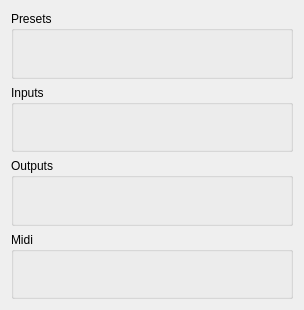
chuckfairy/liborza-qt, file src/LV2/PluginArea.ui: the form before one commit.
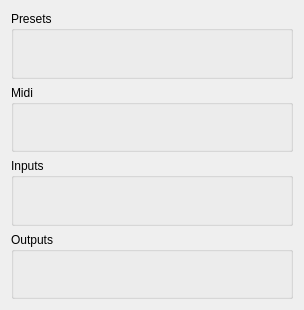
The form after the commit.

Diff of the .ui file:
```diff
--- a/src/LV2/PluginArea.ui
+++ b/src/LV2/PluginArea.ui
@@ -38,6 +38,24 @@
      </layout>
     </widget>
    </item>
+   <item>
+    <widget class="QGroupBox" name="midi_groupbox">
+     <property name="sizePolicy">
+      <sizepolicy hsizetype="Preferred" vsizetype="Minimum">
+       <horstretch>0</horstretch>
+       <verstretch>0</verstretch>
+      </sizepolicy>
+     </property>
+     <property name="title">
+      <string>Midi</string>
+     </property>
+     <layout class="QVBoxLayout" name="verticalLayout_5">
+      <item>
+       <layout class="QVBoxLayout" name="midi_layout"/>
+      </item>
+     </layout>
+    </widget>
+   </item>
    <item>
     <widget class="QGroupBox" name="input_groupbox">
      <property name="sizePolicy">
@@ -74,24 +92,6 @@
      </layout>
     </widget>
    </item>
-   <item>
-    <widget class="QGroupBox" name="midi_groupbox">
-     <property name="sizePolicy">
-      <sizepolicy hsizetype="Preferred" vsizetype="Minimum">
-       <horstretch>0</horstretch>
-       <verstretch>0</verstretch>
-      </sizepolicy>
-     </property>
-     <property name="title">
-      <string>Midi</string>
-     </property>
-     <layout class="QVBoxLayout" name="verticalLayout_5">
-      <item>
-       <layout class="QVBoxLayout" name="midi_layout"/>
-      </item>
-     </layout>
-    </widget>
-   </item>
   </layout>
  </widget>
  <resources/>
```
